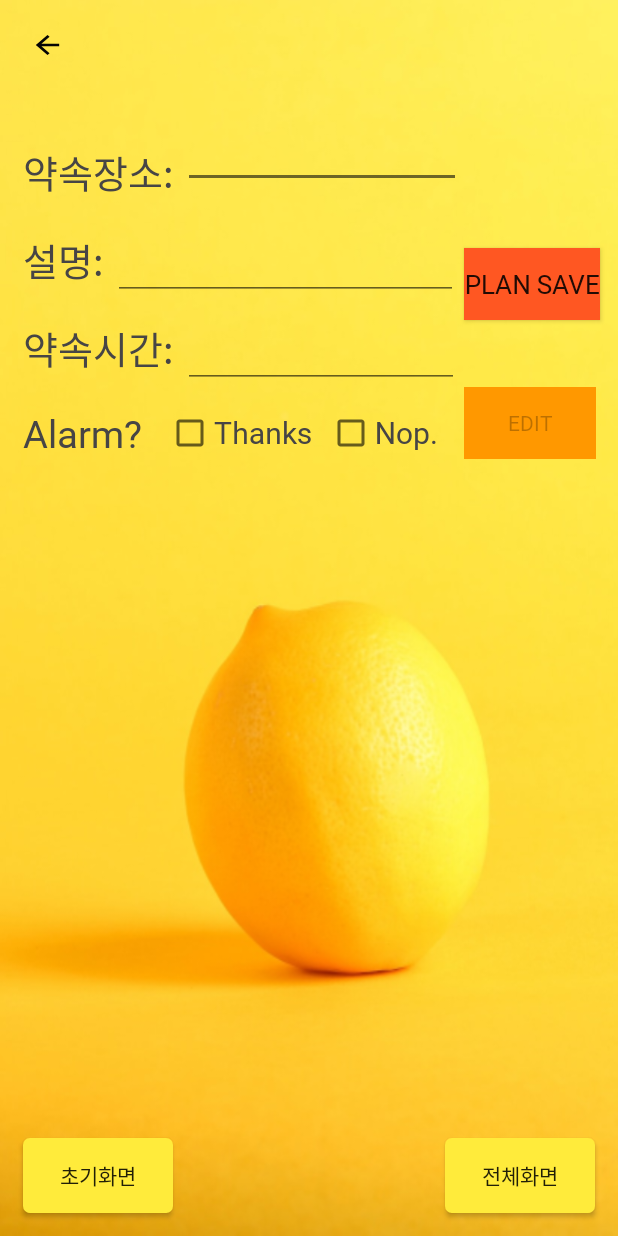
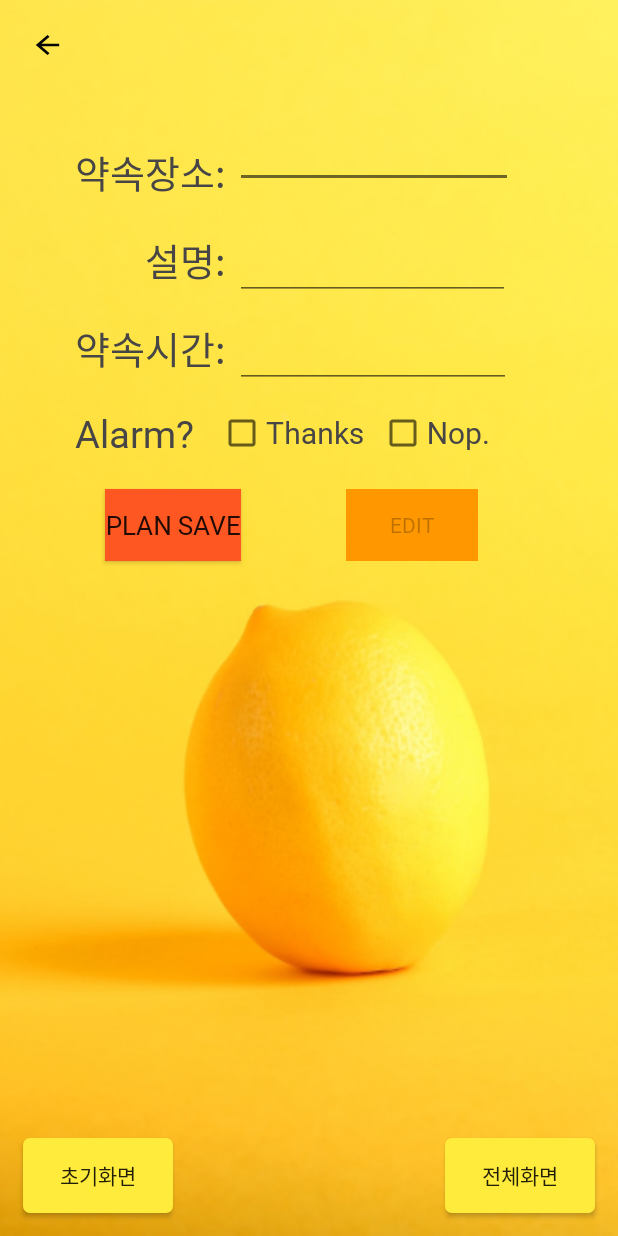
Before and after one commit to Jamong435/Dateapplication, an Android app: the CheckActivity screen opened directly, with no data from a screen before it, on a phone screen of 412 x 824 dp. Run offline under Robolectric (Android 15) with nearby library versions, the phone set to English and light mode, and no system bars; our stand-ins replace Firebase (no records; nobody signed in at launch, a user with empty details on screens opened directly); network calls fail.

```diff
--- a/app/src/main/AndroidManifest.xml
+++ b/app/src/main/AndroidManifest.xml
@@ -14,7 +14,11 @@
         android:theme="@style/AppTheme"
         android:usesCleartextTraffic="true">
         <activity android:name=".IntroActivity">
+            <intent-filter>
+                <action android:name="android.intent.action.MAIN" />
 
+                <category android:name="android.intent.category.LAUNCHER" />
+            </intent-filter>
         </activity>
         <activity android:name=".MovieListActivity" />
         <activity android:name=".RegisterActivity" />
@@ -35,11 +39,7 @@
 
         </activity>
         <activity android:name=".MainActivity" >
-            <intent-filter>
-                <action android:name="android.intent.action.MAIN" />
 
-                <category android:name="android.intent.category.LAUNCHER" />
-            </intent-filter>
         </activity>
 
         <meta-data
--- a/app/src/main/res/layout/activity_check.xml
+++ b/app/src/main/res/layout/activity_check.xml
@@ -11,7 +11,7 @@
         android:id="@+id/text_id"
         android:layout_width="wrap_content"
         android:layout_height="wrap_content"
-        android:layout_marginLeft="15dp"
+        android:layout_marginLeft="50dp"
         android:layout_marginTop="15dp"
         android:fontFamily="@font/bold"
         android:paddingTop="80dp"
@@ -36,7 +36,7 @@
         android:layout_width="wrap_content"
         android:layout_height="wrap_content"
         android:layout_below="@+id/text_id"
-        android:layout_alignLeft="@+id/text_id"
+        android:layout_alignRight="@+id/text_id"
         android:layout_marginTop="20dp"
         android:fontFamily="@font/bold"
         android:text="설명: "
@@ -63,7 +63,7 @@
         android:layout_width="wrap_content"
         android:layout_height="wrap_content"
         android:layout_below="@+id/text_name"
-        android:layout_alignLeft="@+id/text_name"
+        android:layout_alignRight="@+id/text_name"
         android:layout_marginTop="20dp"
         android:fontFamily="@font/bold"
         android:text="약속시간: "
@@ -123,26 +123,27 @@
         android:textSize="20dp" />
 
 
-
-
     <Button
         android:id="@+id/btn_insert"
         android:layout_width="wrap_content"
         android:layout_height="wrap_content"
-        android:layout_above="@+id/edit_age"
-        android:layout_alignParentRight="true"
-        android:layout_marginEnd="12dp"
+        android:layout_below="@id/check_man"
+        android:layout_marginLeft="70dp"
+        android:layout_marginRight="20dp"
+        android:layout_marginTop="20dp"
         android:background="#FF5722"
         android:fontFamily="@font/bold"
-        android:textSize="17dp"
-        android:text="Plan Save" />
+        android:text="Plan Save"
+        android:textSize="17dp" />
 
     <Button
         android:id="@+id/btn_update"
+        android:layout_marginLeft="50dp"
+        android:layout_marginTop="20dp"
         android:layout_width="wrap_content"
         android:layout_height="wrap_content"
-        android:layout_alignStart="@+id/btn_insert"
-        android:layout_alignBottom="@+id/check_woman"
+        android:layout_below="@id/check_man"
+        android:layout_toRightOf="@id/btn_insert"
         android:background="#FF9800"
         android:fontFamily="@font/bold"
         android:text="Edit" />
@@ -155,8 +156,7 @@
         android:layout_marginTop="350dp"
         android:fillViewport="true"
         tools:layout_editor_absoluteX="8dp"
-        tools:layout_editor_absoluteY="8dp"
-        >
+        tools:layout_editor_absoluteY="8dp">
 
         <ListView
 
@@ -164,8 +164,7 @@
             android:layout_width="match_parent"
             android:layout_height="match_parent"
             android:divider="#00000000"
-            android:dividerHeight="3dp"
-            >
+            android:dividerHeight="3dp">
 
         </ListView>
 
@@ -199,11 +198,11 @@
         android:id="@+id/b"
         android:layout_width="23dp"
         android:layout_height="20dp"
-        android:backgroundTint="#050404"
         android:layout_alignParentLeft="true"
         android:layout_alignParentTop="true"
+        android:layout_margin="20dp"
         android:background="@drawable/ic_baseline_arrow_back_24"
-        android:layout_margin="20dp"
+        android:backgroundTint="#050404"
         android:onClick="clickbtnback1" />
 
 </RelativeLayout>
```
